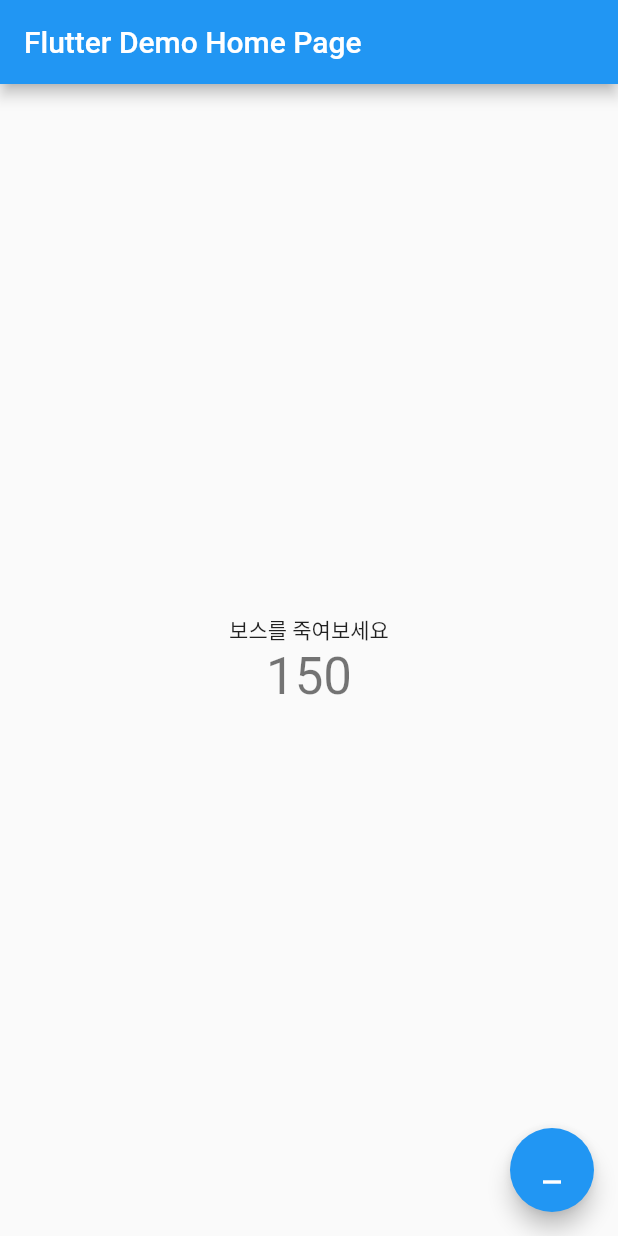
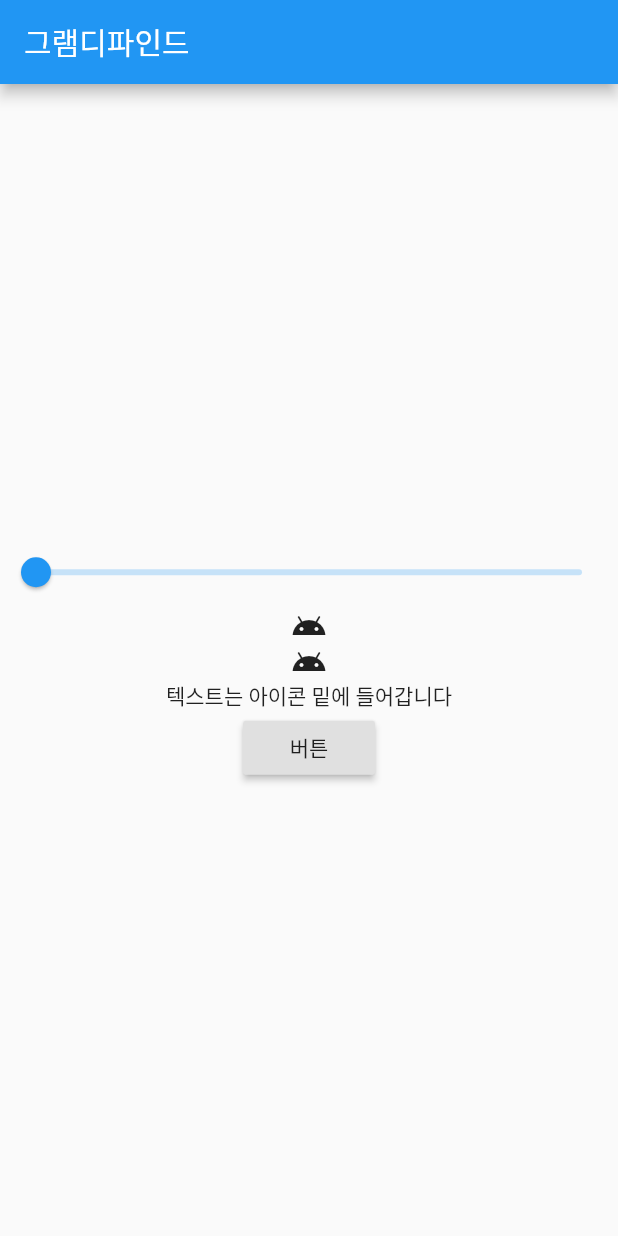
Before and after one commit to Eggbee/Let-s-Flutter, a Flutter app: the screen it shows after launch, on a phone screen of 412 x 824 dp. Run offline on Flutter 3.47's test engine with Material 2 defaults, Android fonts, the phone set to English and light mode, and no system bars.

Commit message:
make button,text,slider

```diff
--- a/lib/main.dart
+++ b/lib/main.dart
@@ -3,40 +3,20 @@ import 'package:flutter/material.dart';
 void main() => runApp(MyApp());
 
 class MyApp extends StatelessWidget {
-  // This widget is the root of your application.
   @override
   Widget build(BuildContext context) {
     return MaterialApp(
-      title: 'Flutter Demo',
+      title: 'Example',
       theme: ThemeData(
-        // This is the theme of your application.
-        //
-        // Try running your application with "flutter run". You'll see the
-        // application has a blue toolbar. Then, without quitting the app, try
-        // changing the primarySwatch below to Colors.green and then invoke
-        // "hot reload" (press "r" in the console where you ran "flutter run",
-        // or simply save your changes to "hot reload" in a Flutter IDE).
-        // Notice that the counter didn't reset back to zero; the application
-        // is not restarted.
         primarySwatch: Colors.blue,
       ),
-      home: MyHomePage(title: 'Flutter Demo Home Page'),
+      home: MyHomePage(title: '그램디파인드'),
     );
   }
 }
 
 class MyHomePage extends StatefulWidget {
   MyHomePage({Key key, this.title}) : super(key: key);
-
-  // This widget is the home page of your application. It is stateful, meaning
-  // that it has a State object (defined below) that contains fields that affect
-  // how it looks.
-
-  // This class is the configuration for the state. It holds the values (in this
-  // case the title) provided by the parent (in this case the App widget) and
-  // used by the build method of the State. Fields in a Widget subclass are
-  // always marked "final".
-
   final String title;
 
   @override
@@ -44,68 +24,50 @@ class MyHomePage extends StatefulWidget {
 }
 
 class _MyHomePageState extends State<MyHomePage> {
-  int _counter = 150;
-
-  void _BossHp() {
-    setState(() {
-      // This call to setState tells the Flutter framework that something has
-      // changed in this State, which causes it to rerun the build method below
-      // so that the display can reflect the updated values. If we changed
-      // _counter without calling setState(), then the build method would not be
-      // called again, and so nothing would appear to happen.
-      _counter=_counter-2;
-    });
-  }
-
+  var _position=0.0;
   @override
   Widget build(BuildContext context) {
-    // This method is rerun every time setState is called, for instance as done
-    // by the _incrementCounter method above.
-    //
-    // The Flutter framework has been optimized to make rerunning build methods
-    // fast, so that you can just rebuild anything that needs updating rather
-    // than having to individually change instances of widgets.
     return Scaffold(
       appBar: AppBar(
-        // Here we take the value from the MyHomePage object that was created by
-        // the App.build method, and use it to set our appbar title.
         title: Text(widget.title),
       ),
       body: Center(
-        // Center is a layout widget. It takes a single child and positions it
-        // in the middle of the parent.
-        child: Column(
-          // Column is also layout widget. It takes a list of children and
-          // arranges them vertically. By default, it sizes itself to fit its
-          // children horizontally, and tries to be as tall as its parent.
-          //
-          // Invoke "debug painting" (press "p" in the console, choose the
-          // "Toggle Debug Paint" action from the Flutter Inspector in Android
-          // Studio, or the "Toggle Debug Paint" command in Visual Studio Code)
-          // to see the wireframe for each widget.
-          //
-          // Column has various properties to control how it sizes itself and
-          // how it positions its children. Here we use mainAxisAlignment to
-          // center the children vertically; the main axis here is the vertical
-          // axis because Columns are vertical (the cross axis would be
-          // horizontal).
+        child:Column(
           mainAxisAlignment: MainAxisAlignment.center,
           children: <Widget>[
+            Slider(
+              value: _position,
+              onChanged: (var position){
+                setState(() {
+                  _position=position;
+                });
+              },
+            ),
+            new Transform.rotate(angle: _position*2*3.14,child: new Icon(Icons.android),),
+            new Transform.rotate(angle: _position*2*3.14,child: new Icon(Icons.android),),
             Text(
-              '보스를 죽여보세요',
+              '텍스트는 아이콘 밑에 들어갑니다',
             ),
-            Text(
-              '$_counter',
-              style: Theme.of(context).textTheme.display1,
+            RaisedButton(
+              onPressed: () {
+                final snackBar = SnackBar(
+                  content: Text('안녕안녕'),
+                  action: SnackBarAction(
+                    label: 'hello',
+                    onPressed: () {
+                      // Some code to undo the change!
+                    },
+                  ),
+                );
+                // Find the Scaffold in the Widget tree and use it to show a SnackBar!
+                Scaffold.of(context).showSnackBar(snackBar);
+              },
+              child: Text('버튼'),
             ),
           ],
         ),
       ),
-      floatingActionButton: FloatingActionButton(
-        onPressed: _BossHp,
-        tooltip: 'Increment',
-        child: Icon(Icons.minimize),
-      ), // This trailing comma makes auto-formatting nicer for build methods.
+
     );
   }
 }
```
